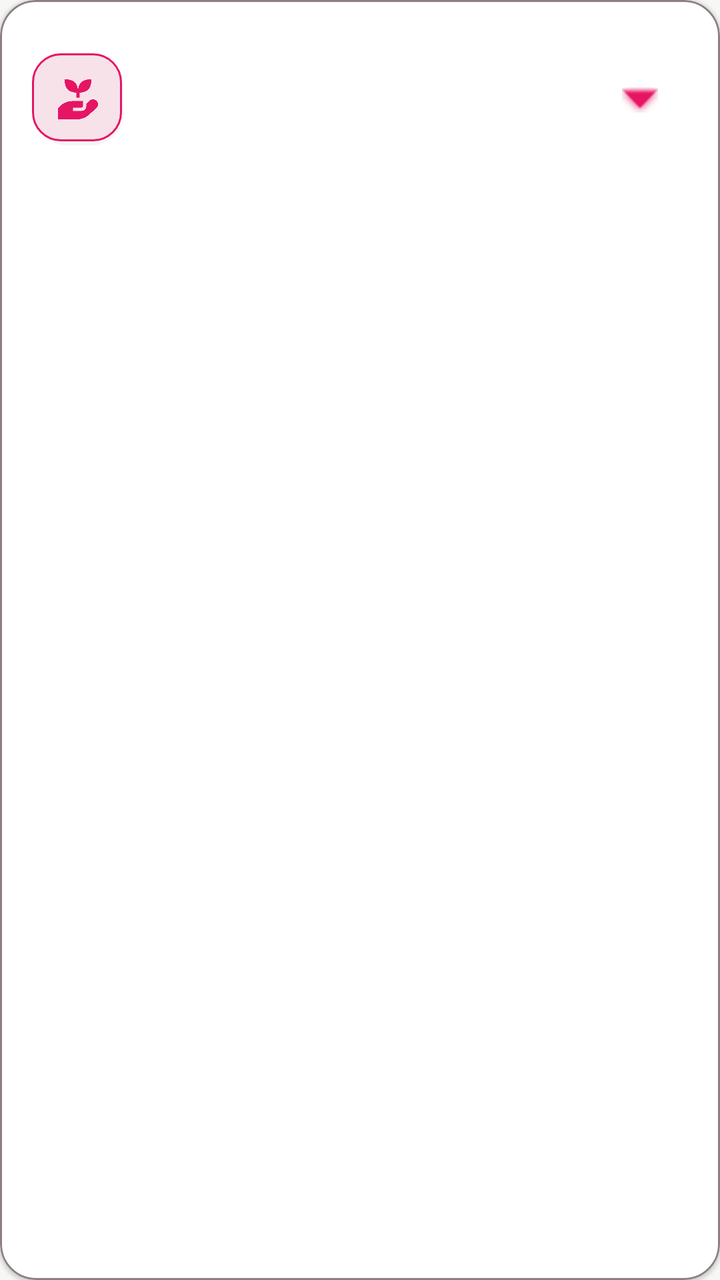
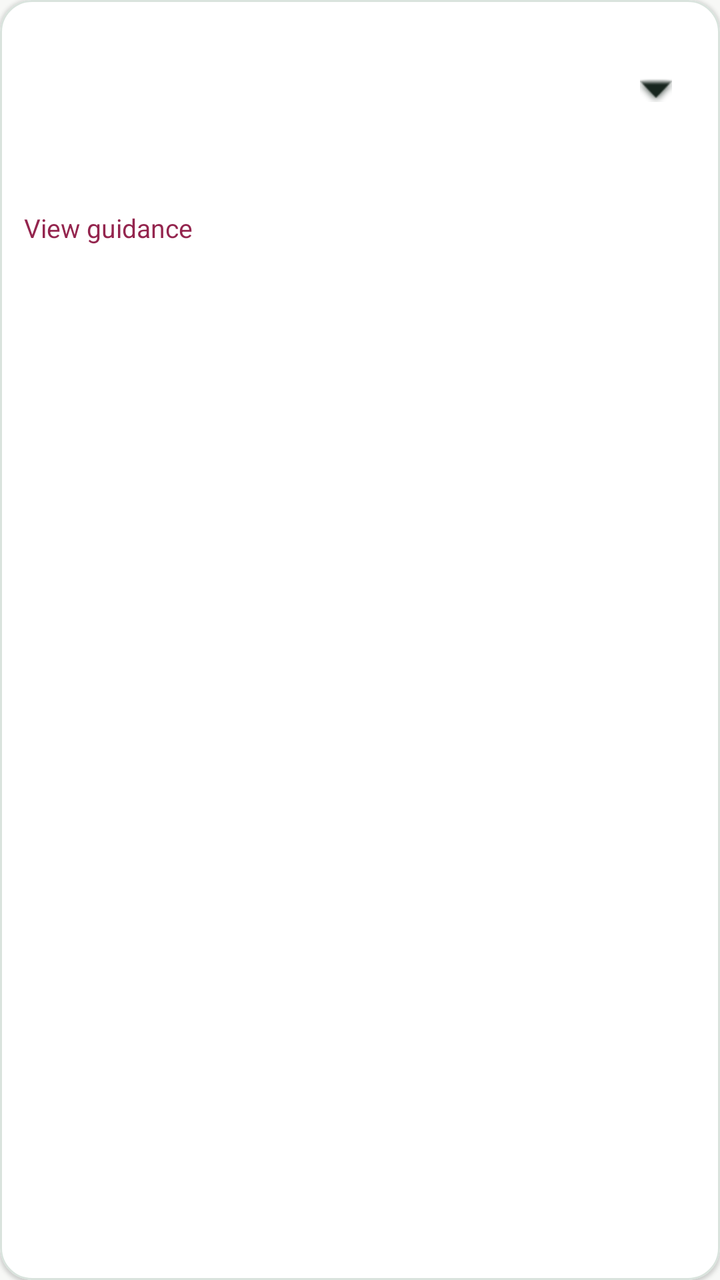

Before-and-after screenshots of an Android layout around one commit, followed by the original layout XML and the change that was made.
<!-- AndroidManifest.xml: application theme Theme.DragonView -->
<!-- res/layout/item_planting.xml -->
<?xml version="1.0" encoding="utf-8"?>
<com.google.android.material.card.MaterialCardView
    xmlns:android="http://schemas.android.com/apk/res/android"
    xmlns:app="http://schemas.android.com/apk/res-auto"
    android:layout_width="match_parent"
    android:layout_height="wrap_content"
    android:layout_marginTop="7dp"
    android:layout_marginBottom="7dp"
    app:cardBackgroundColor="@color/neo_surface_high"
    app:cardCornerRadius="18dp"
    app:cardElevation="1dp"
    app:strokeColor="@color/dragon_outline"
    app:strokeWidth="1dp">

    <LinearLayout
        android:layout_width="match_parent"
        android:layout_height="wrap_content"
        android:orientation="vertical">

        <LinearLayout
            android:id="@+id/accordionHeader"
            android:layout_width="match_parent"
            android:layout_height="wrap_content"
            android:background="?attr/selectableItemBackground"
            android:clickable="true"
            android:focusable="true"
            android:gravity="center_vertical"
            android:minHeight="96dp"
            android:orientation="horizontal"
            android:padding="16dp">

            <ImageView
                android:layout_width="46dp"
                android:layout_height="46dp"
                android:background="@drawable/soft_pink_panel"
                android:contentDescription="Farm guidance record"
                android:padding="13dp"
                android:src="@drawable/icon_dataset_planting"
                app:tint="@color/dragon_magenta" />

            <LinearLayout
                android:layout_width="0dp"
                android:layout_height="wrap_content"
                android:layout_marginStart="12dp"
                android:layout_weight="1"
                android:orientation="vertical">

                <TextView
                    android:id="@+id/recordText"
                    android:layout_width="match_parent"
                    android:layout_height="wrap_content"
                    android:textColor="@color/ink"
                    android:textSize="18sp"
                    android:textStyle="bold" />

                <TextView
                    android:id="@+id/detailsText"
                    android:layout_width="match_parent"
                    android:layout_height="wrap_content"
                    android:layout_marginTop="3dp"
                    android:textColor="@color/muted_ink"
                    android:textSize="13sp" />

                <TextView
                    android:id="@+id/stageText"
                    android:layout_width="match_parent"
                    android:layout_height="wrap_content"
                    android:layout_marginTop="5dp"
                    android:textColor="@color/dragon_green"
                    android:textSize="13sp"
                    android:textStyle="bold" />
            </LinearLayout>

            <ImageView
                android:id="@+id/expandIcon"
                android:layout_width="48dp"
                android:layout_height="48dp"
                android:contentDescription="Expand farm guidance"
                android:padding="15dp"
                android:src="@android:drawable/arrow_down_float"
                app:tint="@color/dragon_magenta" />
        </LinearLayout>

        <LinearLayout
            android:id="@+id/expandedContent"
            android:layout_width="match_parent"
            android:layout_height="wrap_content"
            android:orientation="vertical"
            android:paddingStart="14dp"
            android:paddingEnd="14dp"
            android:paddingBottom="14dp"
            android:visibility="gone">

            <View
                android:layout_width="match_parent"
                android:layout_height="1dp"
                android:background="@color/dragon_outline" />

            <LinearLayout
                android:id="@+id/stageContainer"
                android:layout_width="match_parent"
                android:layout_height="wrap_content"
                android:orientation="vertical" />

            <com.google.android.material.button.MaterialButton
                android:id="@+id/manageRecordButton"
                style="@style/Widget.DragonView.Button.Text"
                android:layout_width="match_parent"
                android:layout_height="48dp"
                android:layout_marginTop="6dp"
                android:text="Manage observations and milestones" />

            <com.google.android.material.button.MaterialButton
                android:id="@+id/archiveRecordButton"
                style="@style/Widget.DragonView.Button.Outlined"
                android:layout_width="match_parent"
                android:layout_height="48dp"
                android:layout_marginTop="6dp"
                android:text="Remove record"
                android:textColor="@color/dragon_error"
                app:icon="@android:drawable/ic_menu_delete"
                app:iconTint="@color/dragon_error"
                app:strokeColor="@color/dragon_error" />
        </LinearLayout>
    </LinearLayout>
</com.google.android.material.card.MaterialCardView>
<!-- resources referenced by this layout -->
<resources>
  <color name="dragon_error">#B3261E</color>
  <color name="dragon_green">#159C50</color>
  <color name="dragon_magenta">#E51564</color>
  <color name="dragon_outline">#8C7F86</color>
  <color name="ink">#211A1E</color>
  <color name="muted_ink">#59635E</color>
  <color name="neo_surface_high">#FFFFFF</color>
  <!-- drawable icon_dataset_planting: png bitmap (drawable-nodpi, 11426 bytes) -->
  <!-- drawable soft_pink_panel (drawable) -->
  <?xml version="1.0" encoding="utf-8"?>
  <layer-list xmlns:android="http://schemas.android.com/apk/res/android">
      <item android:left="1dp" android:top="2dp">
          <shape android:shape="rectangle">
              <solid android:color="@color/neo_shadow" />
              <corners android:radius="16dp" />
          </shape>
      </item>
      <item android:right="1dp" android:bottom="2dp">
          <shape android:shape="rectangle">
              <solid android:color="@color/plum_mist_100" />
              <stroke android:width="1dp" android:color="@color/home_action_pink_border" />
              <corners android:radius="14dp" />
          </shape>
      </item>
  </layer-list>
  <style name="Widget.DragonView.Button.Outlined" parent="Widget.Material3.Button.OutlinedButton">
          <item name="shapeAppearance">@style/ShapeAppearance.DragonView.Small</item>
          <item name="android:minHeight">@dimen/button_height</item>
          <item name="android:minWidth">@dimen/touch_target</item>
          <item name="android:paddingStart">16dp</item>
          <item name="android:paddingEnd">16dp</item>
          <item name="android:textAllCaps">false</item>
          <item name="android:fontFamily">sans-serif-medium</item>
          <item name="android:textSize">14sp</item>
          <item name="android:letterSpacing">0.01</item>
          <item name="iconPadding">8dp</item>
          <item name="android:insetTop">0dp</item>
          <item name="android:insetBottom">0dp</item>
          <item name="strokeColor">@color/neo_highlight</item>
          <item name="strokeWidth">1dp</item>
          <item name="backgroundTint">@color/button_secondary_background</item>
          <item name="android:textColor">@color/button_secondary_text</item>
          <item name="rippleColor">@color/focus_ripple</item>
          <item name="android:elevation">0dp</item>
          <item name="android:stateListAnimator">@null</item>
      </style>
  <style name="Theme.DragonView" parent="Theme.DragonView.Base" />
  <color name="neo_shadow">#0A18221C</color>
  <color name="plum_mist_100">#F7E2EA</color>
  <color name="home_action_pink_border">@color/action_primary</color>
  <style name="ShapeAppearance.DragonView.Small" parent="ShapeAppearance.Material3.Corner.Small">
          <item name="cornerFamily">rounded</item>
          <item name="cornerSize">12dp</item>
      </style>
  <dimen name="button_height">52dp</dimen>
  <dimen name="touch_target">48dp</dimen>
  <color name="neo_highlight">#DCE3DF</color>
  <color name="focus_ripple">#207D1F43</color>
  <color name="action_primary">#E51564</color>
  <color name="on_accent">#FFFFFF</color>
  <color name="dragon_surface_variant">@color/plum_mist_100</color>
  <color name="dragon_magenta_dark">#C50E55</color>
  <color name="dragon_green_soft">#E4F7EB</color>
  <color name="black">@color/ink</color>
  <color name="dragon_yellow">#9A6514</color>
  <color name="dragon_yellow_soft">#FFF0D5</color>
  <color name="dragon_surface">@color/warm_ivory</color>
  <color name="fifo_urgent_soft">#F8DEDC</color>
  <style name="ShapeAppearance.DragonView.Large" parent="ShapeAppearance.Material3.Corner.Large">
          <item name="cornerFamily">rounded</item>
          <item name="cornerSize">20dp</item>
      </style>
  <color name="warm_ivory">#F7F8F6</color>
  <color name="neo_surface_low">#F0F3F1</color>
  <color name="white">#FFFFFF</color>
  <color name="plum_orchid_400">#D86892</color>
  <!-- unchanged entries left out for length: 12 -->
</resources>

<!-- the commit's change to res/layout/item_planting.xml (unified diff, before → after) -->
@@ -4,12 +4,12 @@
     xmlns:app="http://schemas.android.com/apk/res-auto"
     android:layout_width="match_parent"
     android:layout_height="wrap_content"
-    android:layout_marginTop="7dp"
-    android:layout_marginBottom="7dp"
-    app:cardBackgroundColor="@color/neo_surface_high"
-    app:cardCornerRadius="18dp"
+    android:layout_marginTop="5dp"
+    android:layout_marginBottom="5dp"
+    app:cardBackgroundColor="@color/white"
+    app:cardCornerRadius="16dp"
     app:cardElevation="1dp"
-    app:strokeColor="@color/dragon_outline"
+    app:strokeColor="@color/botanical_border"
     app:strokeWidth="1dp">
 
     <LinearLayout
@@ -25,23 +25,13 @@
             android:clickable="true"
             android:focusable="true"
             android:gravity="center_vertical"
-            android:minHeight="96dp"
+            android:minHeight="66dp"
             android:orientation="horizontal"
-            android:padding="16dp">
-
-            <ImageView
-                android:layout_width="46dp"
-                android:layout_height="46dp"
-                android:background="@drawable/soft_pink_panel"
-                android:contentDescription="Farm guidance record"
-                android:padding="13dp"
-                android:src="@drawable/icon_dataset_planting"
-                app:tint="@color/dragon_magenta" />
+            android:padding="12dp">
 
             <LinearLayout
                 android:layout_width="0dp"
                 android:layout_height="wrap_content"
-                android:layout_marginStart="12dp"
                 android:layout_weight="1"
                 android:orientation="vertical">
 
@@ -49,8 +39,8 @@
                     android:id="@+id/recordText"
                     android:layout_width="match_parent"
                     android:layout_height="wrap_content"
-                    android:textColor="@color/ink"
-                    android:textSize="18sp"
+                    android:textColor="@color/botanical_ink"
+                    android:textSize="17sp"
                     android:textStyle="bold" />
 
                 <TextView
@@ -66,20 +56,28 @@
                     android:layout_width="match_parent"
                     android:layout_height="wrap_content"
                     android:layout_marginTop="5dp"
-                    android:textColor="@color/dragon_green"
+                    android:textColor="@color/botanical_green"
                     android:textSize="13sp"
                     android:textStyle="bold" />
             </LinearLayout>
 
             <ImageView
                 android:id="@+id/expandIcon"
-                android:layout_width="48dp"
-                android:layout_height="48dp"
+                android:layout_width="40dp"
+                android:layout_height="40dp"
                 android:contentDescription="Expand farm guidance"
-                android:padding="15dp"
+                android:padding="12dp"
                 android:src="@android:drawable/arrow_down_float"
-                app:tint="@color/dragon_magenta" />
+                app:tint="@color/botanical_ink" />
         </LinearLayout>
+
+        <TextView android:id="@+id/compactGuidanceButton"
+            android:layout_width="wrap_content" android:layout_height="48dp"
+            android:layout_marginStart="12dp" android:gravity="center_vertical"
+            android:clickable="true" android:focusable="true"
+            android:background="?attr/selectableItemBackground"
+            android:text="View guidance" android:textColor="@color/botanical_accent"
+            android:textSize="13sp" />
 
         <LinearLayout
             android:id="@+id/expandedContent"
@@ -94,8 +92,17 @@
             <View
                 android:layout_width="match_parent"
                 android:layout_height="1dp"
-                android:background="@color/dragon_outline" />
+                android:background="@color/botanical_border" />
 
+            <TextView
+                android:id="@+id/stageProgressText"
+                android:layout_width="match_parent"
+                android:layout_height="wrap_content"
+                android:layout_marginTop="14dp"
+                android:text="Growth stages"
+                android:textColor="@color/ink"
+                android:textSize="14sp"
+                android:textStyle="bold" />
             <LinearLayout
                 android:id="@+id/stageContainer"
                 android:layout_width="match_parent"
@@ -103,24 +110,30 @@
                 android:orientation="vertical" />
 
             <com.google.android.material.button.MaterialButton
-                android:id="@+id/manageRecordButton"
-                style="@style/Widget.DragonView.Button.Text"
+                android:id="@+id/viewGuidanceButton"
+                style="@style/Widget.DragonView.BotanicalAction"
                 android:layout_width="match_parent"
                 android:layout_height="48dp"
-                android:layout_marginTop="6dp"
-                android:text="Manage observations and milestones" />
+                android:layout_marginTop="12dp"
+                android:text="View guidance" />
 
-            <com.google.android.material.button.MaterialButton
-                android:id="@+id/archiveRecordButton"
-                style="@style/Widget.DragonView.Button.Outlined"
-                android:layout_width="match_parent"
-                android:layout_height="48dp"
-                android:layout_marginTop="6dp"
-                android:text="Remove record"
-                android:textColor="@color/dragon_error"
-                app:icon="@android:drawable/ic_menu_delete"
-                app:iconTint="@color/dragon_error"
-                app:strokeColor="@color/dragon_error" />
+            <LinearLayout android:layout_width="match_parent" android:layout_height="wrap_content"
+                android:orientation="horizontal" android:gravity="center_vertical">
+                <com.google.android.material.button.MaterialButton
+                    android:id="@+id/manageRecordButton"
+                    style="@style/Widget.DragonView.Button.Text"
+                    android:layout_width="0dp" android:layout_weight="1"
+                    android:layout_height="48dp" android:layout_marginTop="6dp"
+                    android:text="View record" android:textColor="@color/botanical_accent" />
+                <com.google.android.material.button.MaterialButton
+                    android:id="@+id/archiveRecordButton"
+                    style="@style/Widget.DragonView.Button.Text"
+                    android:layout_width="wrap_content" android:layout_height="48dp"
+                    android:layout_marginTop="6dp" android:text="Remove"
+                    android:textColor="@color/dragon_error"
+                    app:icon="@android:drawable/ic_menu_delete"
+                    app:iconTint="@color/dragon_error" />
+            </LinearLayout>
         </LinearLayout>
     </LinearLayout>
 </com.google.android.material.card.MaterialCardView>
<!-- resource entries referenced after the edit -->
@@ -1,55 +1,18 @@
 <!-- resources referenced by this layout -->
 <resources>
+  <color name="botanical_accent">#94254E</color>
+  <color name="botanical_border">#D9E3DD</color>
+  <color name="botanical_green">#246346</color>
+  <color name="botanical_ink">#17251E</color>
   <color name="dragon_error">#B3261E</color>
-  <color name="dragon_green">#159C50</color>
+  <color name="dragon_green">#0D7F40</color>
   <color name="dragon_magenta">#E51564</color>
   <color name="dragon_outline">#8C7F86</color>
   <color name="ink">#211A1E</color>
   <color name="muted_ink">#59635E</color>
   <color name="neo_surface_high">#FFFFFF</color>
-  <!-- drawable icon_dataset_planting: png bitmap (drawable-nodpi, 11426 bytes) -->
-  <!-- drawable soft_pink_panel (drawable) -->
-  <?xml version="1.0" encoding="utf-8"?>
-  <layer-list xmlns:android="http://schemas.android.com/apk/res/android">
-      <item android:left="1dp" android:top="2dp">
-          <shape android:shape="rectangle">
-              <solid android:color="@color/neo_shadow" />
-              <corners android:radius="16dp" />
-          </shape>
-      </item>
-      <item android:right="1dp" android:bottom="2dp">
-          <shape android:shape="rectangle">
-              <solid android:color="@color/plum_mist_100" />
-              <stroke android:width="1dp" android:color="@color/home_action_pink_border" />
-              <corners android:radius="14dp" />
-          </shape>
-      </item>
-  </layer-list>
-  <style name="Widget.DragonView.Button.Outlined" parent="Widget.Material3.Button.OutlinedButton">
-          <item name="shapeAppearance">@style/ShapeAppearance.DragonView.Small</item>
-          <item name="android:minHeight">@dimen/button_height</item>
-          <item name="android:minWidth">@dimen/touch_target</item>
-          <item name="android:paddingStart">16dp</item>
-          <item name="android:paddingEnd">16dp</item>
-          <item name="android:textAllCaps">false</item>
-          <item name="android:fontFamily">sans-serif-medium</item>
-          <item name="android:textSize">14sp</item>
-          <item name="android:letterSpacing">0.01</item>
-          <item name="iconPadding">8dp</item>
-          <item name="android:insetTop">0dp</item>
-          <item name="android:insetBottom">0dp</item>
-          <item name="strokeColor">@color/neo_highlight</item>
-          <item name="strokeWidth">1dp</item>
-          <item name="backgroundTint">@color/button_secondary_background</item>
-          <item name="android:textColor">@color/button_secondary_text</item>
-          <item name="rippleColor">@color/focus_ripple</item>
-          <item name="android:elevation">0dp</item>
-          <item name="android:stateListAnimator">@null</item>
-      </style>
   <style name="Theme.DragonView" parent="Theme.DragonView.Base" />
-  <color name="neo_shadow">#0A18221C</color>
   <color name="plum_mist_100">#F7E2EA</color>
-  <color name="home_action_pink_border">@color/action_primary</color>
   <style name="ShapeAppearance.DragonView.Small" parent="ShapeAppearance.Material3.Corner.Small">
           <item name="cornerFamily">rounded</item>
           <item name="cornerSize">12dp</item>
@@ -58,7 +21,6 @@
   <dimen name="touch_target">48dp</dimen>
   <color name="neo_highlight">#DCE3DF</color>
   <color name="focus_ripple">#207D1F43</color>
-  <color name="action_primary">#E51564</color>
   <color name="on_accent">#FFFFFF</color>
   <color name="dragon_surface_variant">@color/plum_mist_100</color>
   <color name="dragon_magenta_dark">#C50E55</color>
@@ -75,6 +37,22 @@
   <color name="warm_ivory">#F7F8F6</color>
   <color name="neo_surface_low">#F0F3F1</color>
   <color name="white">#FFFFFF</color>
+  <style name="Widget.DragonView.BotanicalAction" parent="Widget.Material3.Button.OutlinedButton">
+          <item name="shapeAppearance">@style/ShapeAppearance.DragonView.Small</item>
+          <item name="android:minHeight">48dp</item>
+          <item name="android:minWidth">0dp</item>
+          <item name="android:textAllCaps">false</item>
+          <item name="android:fontFamily">sans-serif-medium</item>
+          <item name="android:textColor">@color/botanical_accent</item>
+          <item name="backgroundTint">@color/white</item>
+          <item name="strokeColor">@color/botanical_accent</item>
+          <item name="strokeWidth">1dp</item>
+          <item name="iconTint">@color/botanical_accent</item>
+          <item name="iconSize">18dp</item>
+          <item name="iconPadding">5dp</item>
+          <item name="android:insetTop">0dp</item>
+          <item name="android:insetBottom">0dp</item>
+      </style>
   <color name="plum_orchid_400">#D86892</color>
   <!-- unchanged entries left out for length: 12 -->
 </resources>
